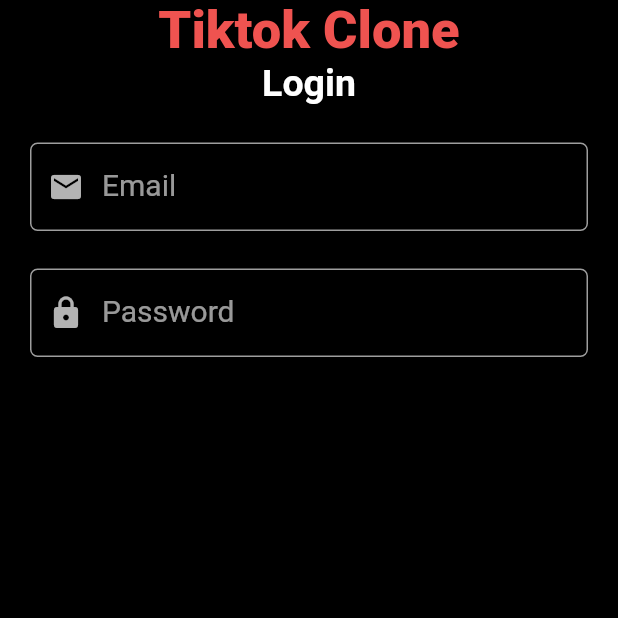
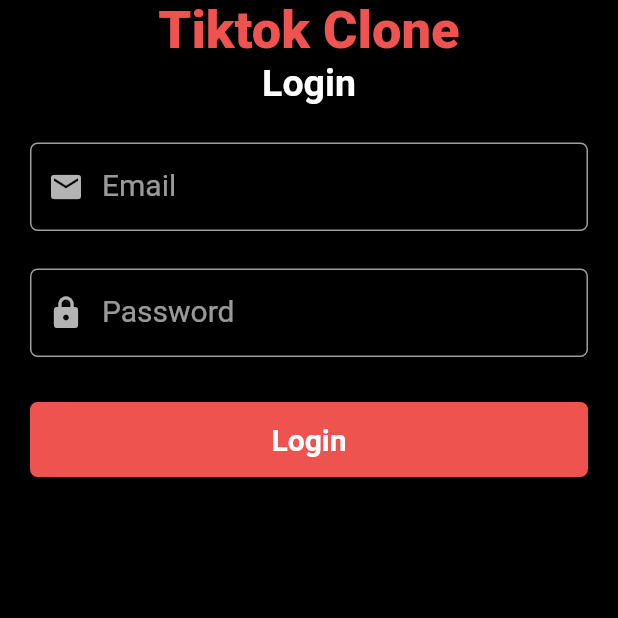
Before and after one commit to sandesh101/Tiktok-clone, a Flutter app: the screen it shows after launch, on a phone screen of 412 x 824 dp, the top half of it. Run offline on Flutter 3.47's test engine with Material 2 defaults, Android fonts, the phone set to English and light mode, and no system bars.

Commit message:
Added Login Button

```diff
--- a/lib/views/screens/login_screen.dart
+++ b/lib/views/screens/login_screen.dart
@@ -54,6 +54,25 @@ class LoginScreen extends StatelessWidget {
                 icon: Icons.lock,
               ),
             ),
+            const SizedBox(
+              height: 30,
+            ),
+            Container(
+              width: MediaQuery.of(context).size.width - 40,
+              height: 50,
+              decoration: BoxDecoration(
+                color: buttonColor,
+                borderRadius: const BorderRadius.all(
+                  Radius.circular(5),
+                ),
+              ),
+              child: const Center(
+                child: Text(
+                  "Login",
+                  style: TextStyle(fontSize: 20, fontWeight: FontWeight.w700),
+                ),
+              ),
+            ),
           ],
         ),
       ),
```
